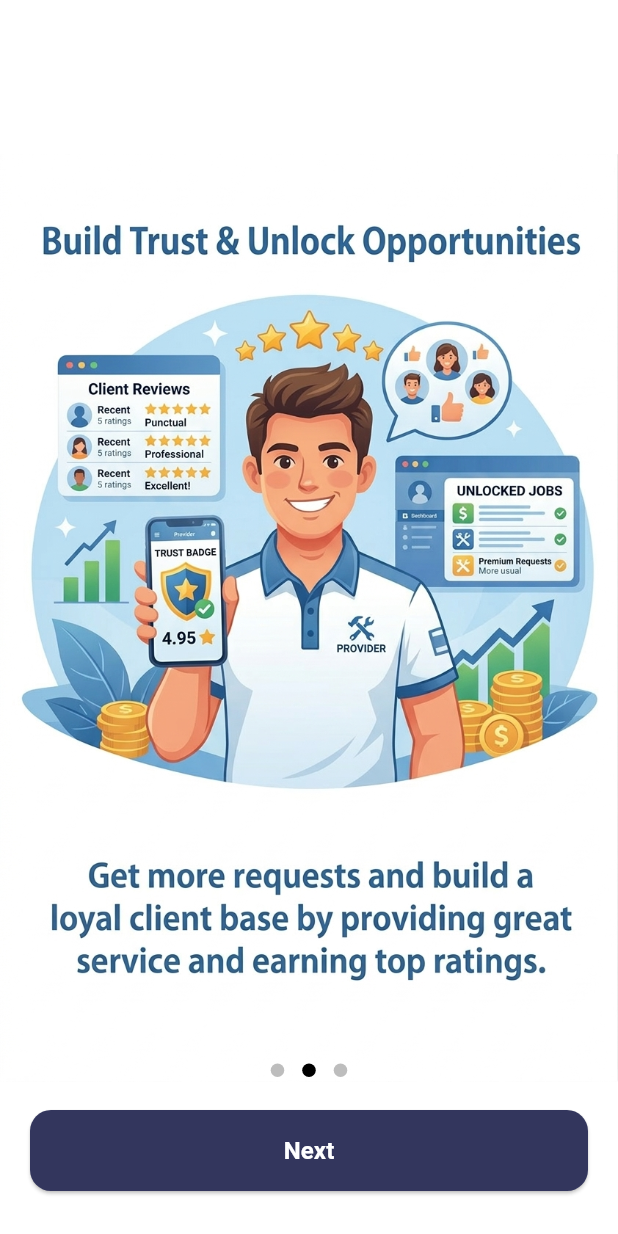
After one commit to keyurvisavadiya/nearfix_partner, a Flutter app: the screen it shows after launch, after a tap on "Next", on a phone screen of 412 x 824 dp. The commit adds this screen. Run offline on Flutter 3.47's test engine with Material 3 defaults, Android fonts, the phone set to English and light mode, and no system bars; drawn by our look-alikes of introduction_screen; our stand-ins replace image_picker, shared_preferences, shimmer; network calls fail.

Commit message:
added an onboarding screen using introduction_screen package

```diff
--- a/lib/main.dart
+++ b/lib/main.dart
@@ -1,13 +1,17 @@
+import 'dart:io';
 import 'package:flutter/material.dart';
+import 'package:shared_preferences/shared_preferences.dart';
+
+// Import your internal files
 import 'package:nearfix_partner/authentication/login_screen.dart';
-import 'dart:io';
-import 'package:nearfix_partner/chat_screen/chat_screen_tile.dart';
 import 'package:nearfix_partner/home_screen/home_screen.dart';
 import 'package:nearfix_partner/market/screen/market_screen.dart';
+import 'package:nearfix_partner/chat_screen/chat_screen_tile.dart';
 import 'package:nearfix_partner/profile/profile_screen.dart' hide HomeScreen;
-import 'package:shared_preferences/shared_preferences.dart';
 
-// --- 1. THE SSL BYPASS ---
+import 'onboarding_screen/onboarding_screen.dart';
+
+// --- 1. SSL BYPASS (For development) ---
 class MyHttpOverrides extends HttpOverrides {
   @override
   HttpClient createHttpClient(SecurityContext? context) {
@@ -22,14 +26,28 @@ void main() async {
 
   final prefs = await SharedPreferences.getInstance();
 
-  // Retrieve saved ID to check if user is logged in
+  // Retrieve states
+  final bool onboardingSeen = prefs.getBool('onboarding_seen') ?? false;
   final int? providerId = prefs.getInt('provider_id');
+
+  // Logic to determine the starting screen
+  Widget initialScreen;
+
+  if (!onboardingSeen) {
+    // Brand new user
+    initialScreen = const OnboardingScreen();
+  } else if (providerId == null) {
+    // Has seen onboarding but is logged out
+    initialScreen = const LoginScreen();
+  } else {
+    // Logged in and seen onboarding
+    initialScreen = const MyApp();
+  }
 
   runApp(MaterialApp(
     debugShowCheckedModeBanner: false,
-    theme: ThemeData(useMaterial3: true), // Enable modern Material 3 styling
-    // If providerId exists, go to the Navigation Wrapper, else Login
-    home: providerId != null ? const MyApp() : const LoginScreen(),
+    theme: ThemeData(useMaterial3: true),
+    home: initialScreen,
   ));
 }
 
@@ -60,19 +78,13 @@ class _MyAppState extends State<MyApp> {
       ),
       bottomNavigationBar: BottomNavigationBar(
         currentIndex: _selectedIndex,
-        onTap: (index) {
-          setState(() {
-            _selectedIndex = index;
-          });
-        },
+        onTap: (index) => setState(() => _selectedIndex = index),
         backgroundColor: Colors.white,
         elevation: 10,
         type: BottomNavigationBarType.fixed,
         selectedItemColor: const Color(0xFF9333EA),
         unselectedItemColor: Colors.grey,
         showUnselectedLabels: true,
-        selectedLabelStyle: const TextStyle(fontWeight: FontWeight.bold, fontSize: 10),
-        unselectedLabelStyle: const TextStyle(fontSize: 10),
         items: const [
           BottomNavigationBarItem(icon: Icon(Icons.grid_view_rounded), label: 'HOME'),
           BottomNavigationBarItem(icon: Icon(Icons.explore_outlined), label: 'MARKET'),
--- /dev/null
+++ b/lib/onboarding_screen/onboarding_screen.dart
@@ -0,0 +1,104 @@
+import 'package:flutter/material.dart';
+import 'package:introduction_screen/introduction_screen.dart';
+import 'package:shared_preferences/shared_preferences.dart';
+import '../authentication/login_screen.dart'; // Ensure this path is correct
+
+const Color primaryBtnColor = Color.fromARGB(255, 51, 54, 93);
+
+class OnboardingScreen extends StatefulWidget {
+  const OnboardingScreen({super.key});
+
+  @override
+  State<OnboardingScreen> createState() => _OnboardingScreenState();
+}
+
+class _OnboardingScreenState extends State<OnboardingScreen> {
+  final introKey = GlobalKey<IntroductionScreenState>();
+  int currentPage = 0;
+
+  final List<String> images = [
+    "assets/on2.png",
+    "assets/on3.png",
+    "assets/on1.png",
+  ];
+
+  Future<void> _completeOnboarding() async {
+    final prefs = await SharedPreferences.getInstance();
+    // Save that the user has seen the onboarding
+    await prefs.setBool('onboarding_seen', true);
+
+    if (!mounted) return;
+
+    // Navigate to Login instead of Home, since it's their first time
+    Navigator.pushReplacement(
+      context,
+      MaterialPageRoute(builder: (_) => const LoginScreen()),
+    );
+  }
+
+  PageViewModel _buildPage(String image) {
+    return PageViewModel(
+      title: "",
+      body: "",
+      decoration: const PageDecoration(
+        fullScreen: true,
+        contentMargin: EdgeInsets.zero,
+        imagePadding: EdgeInsets.zero,
+      ),
+      image: SizedBox.expand(
+        child: Image.asset(
+          image,
+          fit: BoxFit.contain, // Cover looks better for full-screen onboarding
+        ),
+      ),
+    );
+  }
+
+  @override
+  Widget build(BuildContext context) {
+    return Scaffold(
+      body: IntroductionScreen(
+        key: introKey,
+        globalBackgroundColor: Colors.white,
+        pages: images.map(_buildPage).toList(),
+        onChange: (index) => setState(() => currentPage = index),
+        showNextButton: false,
+        showDoneButton: false,
+        dotsDecorator: const DotsDecorator(
+          activeColor: Colors.black,
+          color: Colors.black26,
+        ),
+        globalFooter: Padding(
+          padding: const EdgeInsets.fromLTRB(20, 0, 20, 30),
+          child: SizedBox(
+            width: double.infinity,
+            height: 54,
+            child: ElevatedButton(
+              style: ElevatedButton.styleFrom(
+                backgroundColor: primaryBtnColor,
+                shape: RoundedRectangleBorder(
+                  borderRadius: BorderRadius.circular(14),
+                ),
+              ),
+              onPressed: () {
+                if (currentPage == images.length - 1) {
+                  _completeOnboarding();
+                } else {
+                  introKey.currentState?.next();
+                }
+              },
+              child: Text(
+                currentPage == images.length - 1 ? "Get Started" : "Next",
+                style: const TextStyle(
+                  color: Colors.white,
+                  fontSize: 16,
+                  fontWeight: FontWeight.w600,
+                ),
+              ),
+            ),
+          ),
+        ),
+      ),
+    );
+  }
+}
```
Also changed, not shown: pubspec.yaml (+7 -3 lines), assets/logo.png (added), assets/on1.png (added), assets/on2.png (added), assets/on3.png (added), pubspec.lock.
